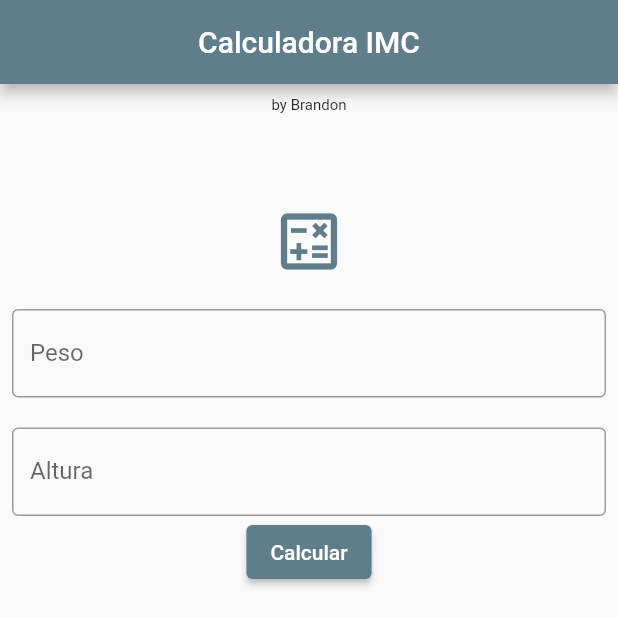
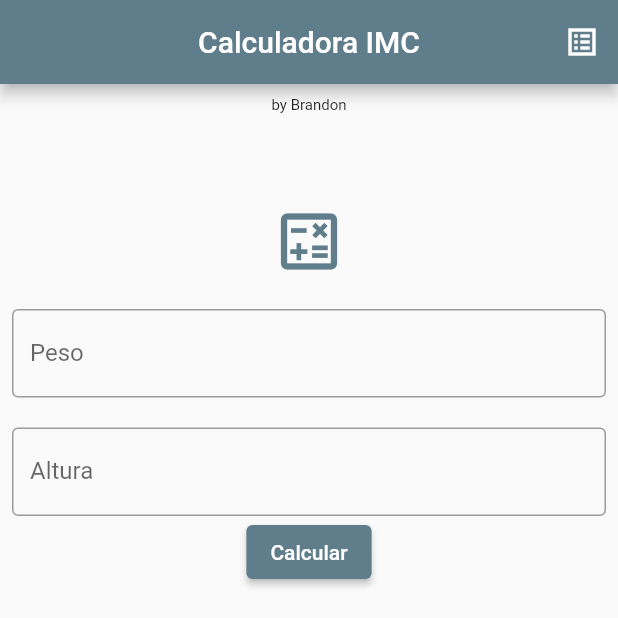
Before and after one commit to BrandonNunes/calculadora_imc, a Flutter app: the screen it shows after launch, on a phone screen of 412 x 824 dp, the top half of it. Run offline on Flutter 3.47's test engine with Material 2 defaults, Android fonts, the phone set to English and light mode, and no system bars; missing offline and left inert: dart:html.

Commit message:
adicionado botao de lista na appBar

```diff
--- a/lib/MyHomePage.dart
+++ b/lib/MyHomePage.dart
@@ -55,6 +55,9 @@ class _MyImcAppState extends State<MyImcApp> {
       appBar: AppBar(
         title: Text('Calculadora IMC'),
         centerTitle: true,
+        actions: [
+          IconButton(onPressed: () {}, icon: Icon(Icons.list_alt_sharp))
+        ],
       ),
       body: SingleChildScrollView(
         child: Center(
```
Also changed, not shown: lib/TablePage.dart (added, +24 -0 lines).
